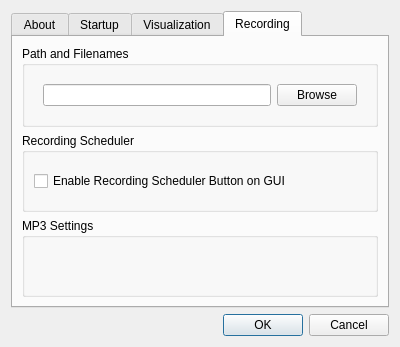
Before: the Qt Designer form finny/ui/Settings.ui in RyanNerd/finny, drawn with Qt 5.
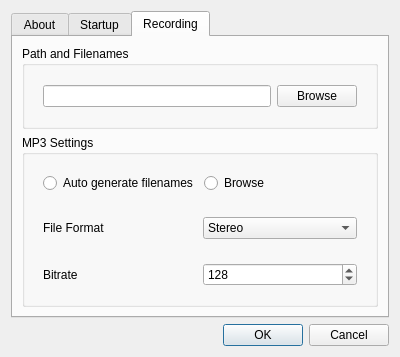
After: the same form once the commit is applied. Icons and pictures are not drawn.

Commit message: Added mp3 settings interface structure in anticipation of setting the mp3 bitrate and recording mode. Also cleaned up the settings dialog in anticipation of this.

What changed in the file:
```diff
--- a/finny/ui/Settings.ui
+++ b/finny/ui/Settings.ui
@@ -29,7 +29,7 @@
    <item>
     <widget class="QTabWidget" name="Tabs">
      <property name="currentIndex">
-      <number>3</number>
+      <number>2</number>
      </property>
      <widget class="QWidget" name="AboutTab">
       <attribute name="title">
@@ -225,42 +225,7 @@
        </item>
       </layout>
      </widget>
-     <widget class="QWidget" name="VisualizationTab">
-      <attribute name="title">
-       <string>Visualization</string>
-      </attribute>
-      <layout class="QVBoxLayout" name="verticalLayout_5">
-       <item>
-        <widget class="QGroupBox" name="groupBox_3">
-         <property name="title">
-          <string>Plugin</string>
-         </property>
-         <layout class="QVBoxLayout" name="verticalLayout_6">
-          <item>
-           <widget class="QComboBox" name="comboBox_2"/>
-          </item>
-         </layout>
-        </widget>
-       </item>
-       <item>
-        <widget class="QGroupBox" name="groupBox_4">
-         <property name="title">
-          <string>Radioshark LEDs</string>
-         </property>
-         <layout class="QVBoxLayout" name="verticalLayout_7">
-          <item>
-           <widget class="QCheckBox" name="EnableRadiosharkLEDControl">
-            <property name="text">
-             <string>Enable LED Feedback</string>
-            </property>
-           </widget>
-          </item>
-         </layout>
-        </widget>
-       </item>
-      </layout>
-     </widget>
-     <widget class="QWidget" name="tab">
+     <widget class="QWidget" name="RecordingTab">
       <attribute name="title">
        <string>Recording</string>
       </attribute>
@@ -290,27 +255,101 @@
          </layout>
         </widget>
        </item>
-       <item>
-        <widget class="QGroupBox" name="groupBox_5">
-         <property name="title">
-          <string>Recording Scheduler</string>
-         </property>
-         <layout class="QVBoxLayout" name="verticalLayout_9">
-          <item>
-           <widget class="QCheckBox" name="EnableRecordingScheduler">
-            <property name="text">
-             <string>Enable Recording Scheduler Button on GUI</string>
-            </property>
-           </widget>
-          </item>
-         </layout>
-        </widget>
-       </item>
        <item>
         <widget class="QGroupBox" name="groupBox_6">
          <property name="title">
           <string>MP3 Settings</string>
          </property>
+         <layout class="QVBoxLayout" name="verticalLayout_5">
+          <item>
+           <widget class="QWidget" name="widget_2" native="true">
+            <layout class="QHBoxLayout" name="horizontalLayout_5">
+             <item>
+              <widget class="QRadioButton" name="AutoGenerateMP3Filenames">
+               <property name="text">
+                <string>Auto generate filenames</string>
+               </property>
+              </widget>
+             </item>
+             <item>
+              <widget class="QRadioButton" name="BrowseMP3Filenames">
+               <property name="text">
+                <string>Browse</string>
+               </property>
+              </widget>
+             </item>
+            </layout>
+           </widget>
+          </item>
+          <item>
+           <widget class="QWidget" name="widget_4" native="true">
+            <layout class="QHBoxLayout" name="horizontalLayout_6">
+             <item>
+              <widget class="QLabel" name="label_4">
+               <property name="text">
+                <string>File Format</string>
+               </property>
+              </widget>
+             </item>
+             <item>
+              <widget class="QComboBox" name="MP3Bitrate">
+               <item>
+                <property name="text">
+                 <string>Stereo</string>
+                </property>
+               </item>
+               <item>
+                <property name="text">
+                 <string>Joint-Stereo</string>
+                </property>
+               </item>
+               <item>
+                <property name="text">
+                 <string>Dual Channel</string>
+                </property>
+               </item>
+               <item>
+                <property name="text">
+                 <string>Mono</string>
+                </property>
+               </item>
+               <item>
+                <property name="text">
+                 <string>Auto</string>
+                </property>
+               </item>
+              </widget>
+             </item>
+            </layout>
+           </widget>
+          </item>
+          <item>
+           <widget class="QWidget" name="widget_3" native="true">
+            <layout class="QHBoxLayout" name="horizontalLayout_7">
+             <item>
+              <widget class="QLabel" name="label_3">
+               <property name="text">
+                <string>Bitrate</string>
+               </property>
+              </widget>
+             </item>
+             <item>
+              <widget class="QSpinBox" name="Bitrate">
+               <property name="minimum">
+                <number>8</number>
+               </property>
+               <property name="maximum">
+                <number>320</number>
+               </property>
+               <property name="value">
+                <number>128</number>
+               </property>
+              </widget>
+             </item>
+            </layout>
+           </widget>
+          </item>
+         </layout>
         </widget>
        </item>
       </layout>
```
Left out of the diff: 36 changed lines with no effect on the pictures. Lines whose indentation alone changed are shown as unchanged. The commit also changes 7 other files.
